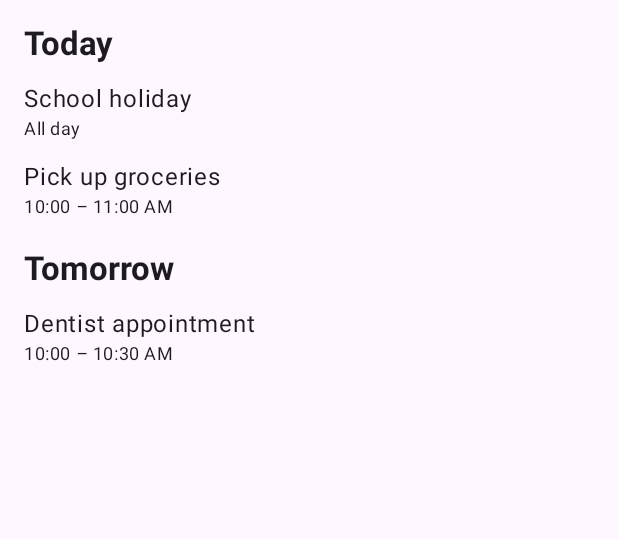
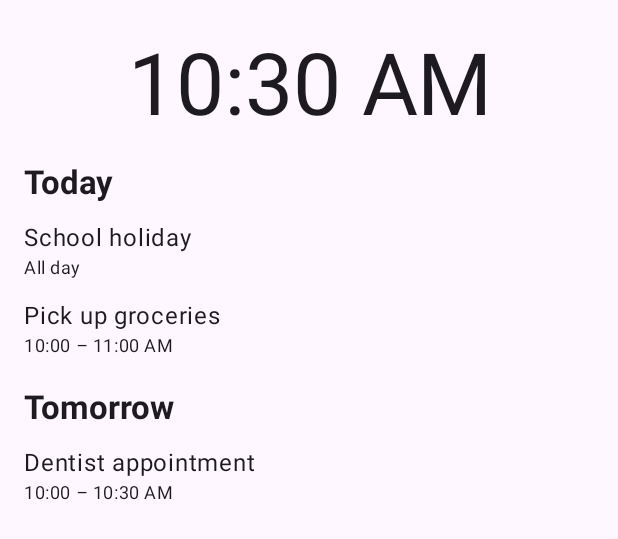
Before and after one commit to linewelder/medus, an Android app built with Jetpack Compose: the @Preview function HomeScreenPreview, on a phone screen of 412 x 824 dp. Shown: the top 539 px of the screen. Run offline under Robolectric (Android 15) with nearby library versions, the phone set to English and light mode, and no system bars; libraries missing offline, so code that uses them is left out: androidx.hilt.lifecycle.

Commit message:
Add current time display to home screen

```diff
--- /dev/null
+++ b/app/src/main/java/io/github/linewelder/medus/ui/components/CurrentTimeLabel.kt
@@ -0,0 +1,25 @@
+package io.github.linewelder.medus.ui.components
+
+import android.view.*
+import android.widget.*
+import androidx.compose.material3.*
+import androidx.compose.runtime.*
+import androidx.compose.ui.*
+import androidx.compose.ui.graphics.*
+import androidx.compose.ui.viewinterop.*
+
+/** Display the current time using the device's clock format. */
+@Composable
+fun CurrentTimeLabel(modifier: Modifier = Modifier) {
+    val textSize = MaterialTheme.typography.displayLarge.fontSize.value
+    val textColor = LocalContentColor.current.toArgb()
+
+    AndroidView(
+        factory = { context -> TextClock(context).apply { gravity = Gravity.CENTER } },
+        modifier = modifier,
+        update = { clock ->
+            clock.textSize = textSize
+            clock.setTextColor(textColor)
+        },
+    )
+}
--- a/app/src/main/java/io/github/linewelder/medus/ui/screens/home/HomeScreen.kt
+++ b/app/src/main/java/io/github/linewelder/medus/ui/screens/home/HomeScreen.kt
@@ -5,6 +5,8 @@ import androidx.compose.material3.*
 import androidx.compose.runtime.*
 import androidx.compose.ui.*
 import androidx.compose.ui.tooling.preview.*
+import androidx.compose.ui.unit.dp
+import io.github.linewelder.medus.ui.components.*
 import io.github.linewelder.medus.ui.components.calendar.*
 import io.github.linewelder.medus.ui.theme.*
 
@@ -17,12 +19,16 @@ fun HomeScreen() {
 @Composable
 private fun HomeScreenContent(calendarContent: @Composable (Modifier) -> Unit) {
     Scaffold(modifier = Modifier.fillMaxSize()) { innerPadding ->
-        calendarContent(
+        Column(
             Modifier
                 .fillMaxSize()
                 .padding(innerPadding)
+                .padding(top = 16.dp)
                 .consumeWindowInsets(innerPadding),
-        )
+        ) {
+            CurrentTimeLabel(Modifier.fillMaxWidth())
+            calendarContent(Modifier.weight(1f).fillMaxWidth())
+        }
     }
 }
 
```
